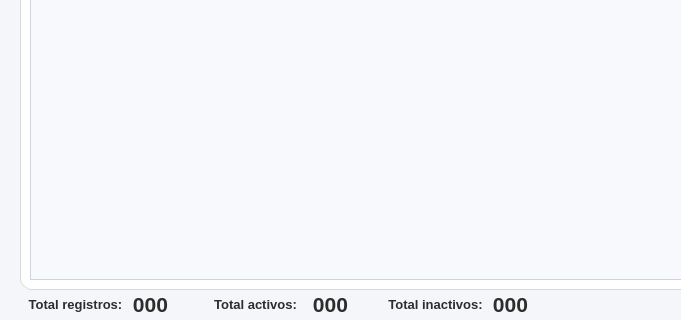
Proyecto-Uptjaa/Proyecto_SIRA, file resources/ui/gestion_empleados.ui: the form before one commit; both pictures show x 0 to 681 and y 301 to 621 of the 1111 by 621 pixel window.
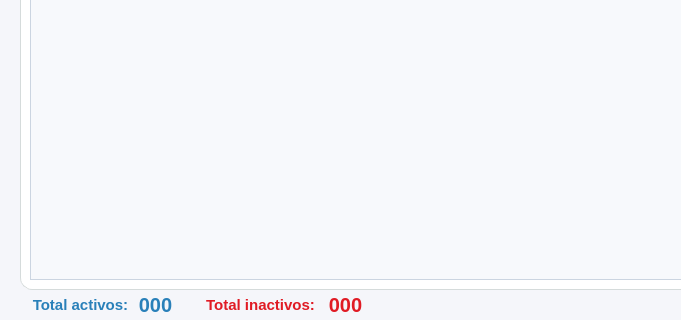
The form after the commit. Icons and pictures are not drawn.

What changed in the file:
```diff
--- a/resources/ui/gestion_empleados.ui
+++ b/resources/ui/gestion_empleados.ui
@@ -766,21 +766,22 @@
   <widget class="QLabel" name="lblActivos_emple">
    <property name="geometry">
     <rect>
-     <x>300</x>
+     <x>130</x>
      <y>590</y>
-     <width>61</width>
+     <width>51</width>
      <height>31</height>
     </rect>
    </property>
    <property name="font">
     <font>
      <family>Segoe UI</family>
-     <pointsize>16</pointsize>
+     <pointsize>15</pointsize>
      <bold>true</bold>
     </font>
    </property>
    <property name="styleSheet">
-    <string notr="true">background-color: transparent;</string>
+    <string notr="true">background-color: transparent;
+color: #2980b9;</string>
    </property>
    <property name="text">
     <string>000</string>
@@ -795,21 +796,22 @@
   <widget class="QLabel" name="lblInactivos_emple">
    <property name="geometry">
     <rect>
-     <x>480</x>
+     <x>320</x>
      <y>590</y>
-     <width>61</width>
+     <width>51</width>
      <height>31</height>
     </rect>
    </property>
    <property name="font">
     <font>
      <family>Segoe UI</family>
-     <pointsize>16</pointsize>
+     <pointsize>15</pointsize>
      <bold>true</bold>
     </font>
    </property>
    <property name="styleSheet">
-    <string notr="true">background-color: transparent;</string>
+    <string notr="true">background-color: transparent;
+color: rgb(224, 27, 36);</string>
    </property>
    <property name="text">
     <string>000</string>
@@ -824,21 +826,22 @@
   <widget class="QLabel" name="lblTarjeta1_Titulo_9">
    <property name="geometry">
     <rect>
-     <x>200</x>
+     <x>30</x>
      <y>590</y>
-     <width>111</width>
+     <width>101</width>
      <height>31</height>
     </rect>
    </property>
    <property name="font">
     <font>
      <family>Segoe UI</family>
-     <pointsize>10</pointsize>
+     <pointsize>11</pointsize>
      <bold>true</bold>
     </font>
    </property>
    <property name="styleSheet">
-    <string notr="true">background-color: transparent;</string>
+    <string notr="true">background-color: transparent;
+color: #2980b9;</string>
    </property>
    <property name="text">
     <string>Total activos:</string>
@@ -853,21 +856,22 @@
   <widget class="QLabel" name="lblTarjeta1_Titulo_10">
    <property name="geometry">
     <rect>
-     <x>380</x>
+     <x>200</x>
      <y>590</y>
-     <width>111</width>
+     <width>121</width>
      <height>31</height>
     </rect>
    </property>
    <property name="font">
     <font>
      <family>Segoe UI</family>
-     <pointsize>10</pointsize>
+     <pointsize>11</pointsize>
      <bold>true</bold>
     </font>
    </property>
    <property name="styleSheet">
-    <string notr="true">background-color: transparent;</string>
+    <string notr="true">background-color: transparent;
+color: rgb(224, 27, 36);</string>
    </property>
    <property name="text">
     <string>Total inactivos:</string>
@@ -879,64 +883,6 @@
     <bool>true</bool>
    </property>
   </widget>
-  <widget class="QLabel" name="lblTotalRegistros_emple">
-   <property name="geometry">
-    <rect>
-     <x>120</x>
-     <y>590</y>
-     <width>61</width>
-     <height>31</height>
-    </rect>
-   </property>
-   <property name="font">
-    <font>
-     <family>Segoe UI</family>
-     <pointsize>16</pointsize>
-     <bold>true</bold>
-    </font>
-   </property>
-   <property name="styleSheet">
-    <string notr="true">background-color: transparent;</string>
-   </property>
-   <property name="text">
-    <string>000</string>
-   </property>
-   <property name="alignment">
-    <set>Qt::AlignmentFlag::AlignCenter</set>
-   </property>
-   <property name="wordWrap">
-    <bool>true</bool>
-   </property>
-  </widget>
-  <widget class="QLabel" name="lblTotalRegistros_2">
-   <property name="geometry">
-    <rect>
-     <x>20</x>
-     <y>590</y>
-     <width>111</width>
-     <height>31</height>
-    </rect>
-   </property>
-   <property name="font">
-    <font>
-     <family>Segoe UI</family>
-     <pointsize>10</pointsize>
-     <bold>true</bold>
-    </font>
-   </property>
-   <property name="styleSheet">
-    <string notr="true">background-color: transparent;</string>
-   </property>
-   <property name="text">
-    <string>Total registros:</string>
-   </property>
-   <property name="alignment">
-    <set>Qt::AlignmentFlag::AlignCenter</set>
-   </property>
-   <property name="wordWrap">
-    <bool>true</bool>
-   </property>
-  </widget>
   <widget class="QPushButton" name="btnActualizar_db_emple">
    <property name="geometry">
     <rect>
```
